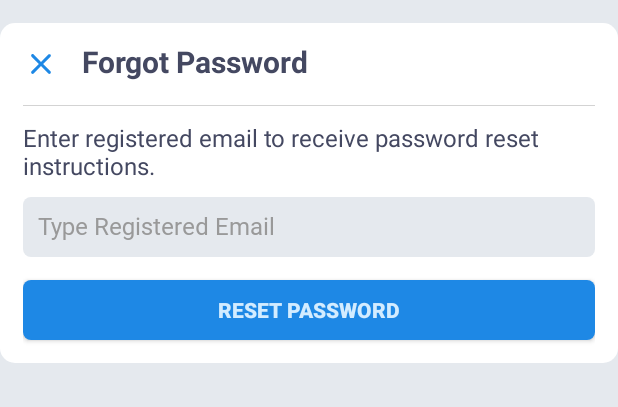
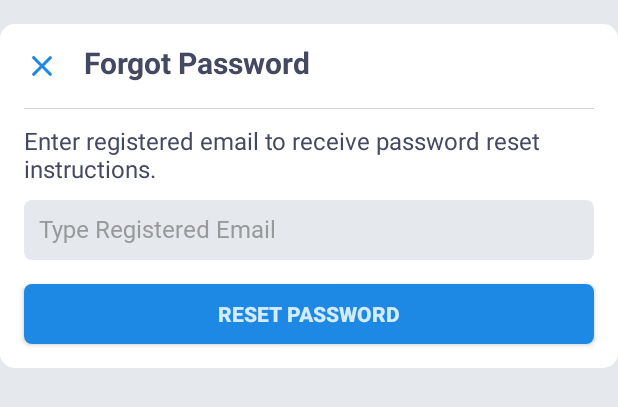
Before and after one commit to Singularity-Coder/FOLK-Database, an Android app: the layout dialog_fragment_forgot_password.xml on its own in the app's theme, with its tools: preview values and no code run, on a phone screen of 412 x 824 dp. Shown: the top 407 px of the screen. Run offline under Robolectric (Android 15) with nearby library versions, the phone set to English and light mode, and no system bars; network calls fail.

Commit message:
MVVM Architecture Refactor 5 with Dialog Fragment problem fixed

```diff
--- a/FOLKDatabase/app/build.gradle
+++ b/FOLKDatabase/app/build.gradle
@@ -225,8 +225,9 @@ dependencies {
     // Timber Logging
     implementation 'com.jakewharton.timber:timber:4.7.1'
 
-    // Work Manager
-//    implementation "androidx.work:work-runtime:2.3.4"
+    // Work Manager - causes problems without the guava dependency
+    implementation "androidx.work:work-runtime:2.3.4"
+    implementation group: 'com.google.guava', name: 'guava', version: '27.0.1-android'
 
     // ACRA crash reporting
     def acraVersion = '5.1.3'
--- a/FOLKDatabase/app/src/main/java/com/singularitycoder/folkdatabase/auth/view/ForgotPasswordDialogFragment.java
+++ b/FOLKDatabase/app/src/main/java/com/singularitycoder/folkdatabase/auth/view/ForgotPasswordDialogFragment.java
@@ -21,6 +21,7 @@ import androidx.annotation.Nullable;
 import androidx.constraintlayout.widget.ConstraintLayout;
 import androidx.fragment.app.DialogFragment;
 import androidx.lifecycle.Observer;
+import androidx.lifecycle.ViewModelProvider;
 
 import com.singularitycoder.folkdatabase.R;
 import com.singularitycoder.folkdatabase.auth.viewmodel.AuthViewModel;
@@ -87,11 +88,13 @@ public class ForgotPasswordDialogFragment extends DialogFragment {
         dialog.getWindow().setBackgroundDrawable(new ColorDrawable(Color.TRANSPARENT)); // for rounded corners
 
         return dialog;
+//        return super.onCreateDialog(savedInstanceState);
     }
 
     @Override
     public View onCreateView(LayoutInflater inflater, ViewGroup container, Bundle savedInstanceState) {
-        return inflater.inflate(R.layout.dialog_fragment_forgot_password, container, false);
+        View view = inflater.inflate(R.layout.dialog_fragment_forgot_password, container, false);
+        return view;
     }
 
     @Override
@@ -99,6 +102,7 @@ public class ForgotPasswordDialogFragment extends DialogFragment {
         super.onViewCreated(view, savedInstanceState);
         ButterKnife.bind(this, view);
         unbinder = ButterKnife.bind(this, view);
+        authViewModel = new ViewModelProvider(this).get(AuthViewModel.class);
 
         if ((null) != getActivity()) loadingBar = new ProgressDialog(getActivity());
 
@@ -113,7 +117,6 @@ public class ForgotPasswordDialogFragment extends DialogFragment {
             if (hasInternet()) {
                 if (hasValidInput(etResetEmail)) {
                     authViewModel.resetPasswordFromRepository(valueOf(etResetEmail.getText()).trim()).observe(getViewLifecycleOwner(), liveDataObserver(valueOf(etResetEmail.getText()).trim()));
-                    dismiss();
                 }
             } else {
                 Toast.makeText(helperObject, "No Internet!", Toast.LENGTH_SHORT).show();
@@ -141,6 +144,7 @@ public class ForgotPasswordDialogFragment extends DialogFragment {
                         getActivity().runOnUiThread(() -> {
                             if (null != loadingBar && loadingBar.isShowing()) loadingBar.dismiss();
                             Toast.makeText(getContext(), valueOf(requestStateMediator.getMessage()), Toast.LENGTH_SHORT).show();
+                            dismiss();
                         });
                     }
                 }
@@ -158,12 +162,12 @@ public class ForgotPasswordDialogFragment extends DialogFragment {
                     if (null != getActivity()) {
                         getActivity().runOnUiThread(() -> {
                             if (("RESET PASSWORD").equals(requestStateMediator.getKey())) {
-                                helperObject.showSnackBar(
-                                        conLayRootForgotPasswordDialog,
-                                        "Failed to send reset email!",
-                                        getResources().getColor(R.color.colorWhite),
-                                        "RELOAD",
-                                        view -> authViewModel.resetPasswordFromRepository(email).observe(getViewLifecycleOwner(), liveDataObserver(email)));
+//                                helperObject.showSnackBar(
+//                                        conLayRootForgotPasswordDialog,
+//                                        "Failed to send reset email!",
+//                                        getResources().getColor(R.color.colorWhite),
+//                                        "RELOAD",
+//                                        view -> authViewModel.resetPasswordFromRepository(email).observe(getViewLifecycleOwner(), liveDataObserver(email)));
                             }
 
                             if (null != loadingBar && loadingBar.isShowing()) loadingBar.dismiss();
@@ -193,6 +197,12 @@ public class ForgotPasswordDialogFragment extends DialogFragment {
         return true;
     }
 
+    @Override
+    public void onDestroyView() {
+        super.onDestroyView();
+        unbinder.unbind();
+    }
+
     public interface DialogActionListener {
         public void onDialogPositiveClick(DialogFragment dialog);
 
--- a/FOLKDatabase/app/src/main/res/layout/dialog_fragment_forgot_password.xml
+++ b/FOLKDatabase/app/src/main/res/layout/dialog_fragment_forgot_password.xml
@@ -4,20 +4,20 @@
     android:id="@+id/con_lay_root_forgot_password"
     android:layout_width="match_parent"
     android:layout_height="wrap_content"
+    android:layout_marginTop="16dp"
+    android:layout_marginBottom="16dp"
     android:background="@drawable/round_dialog_bg"
     android:clipToPadding="false"
     android:fillViewport="true"
-    android:layout_marginTop="15dp"
-    android:layout_marginBottom="15dp"
     android:nestedScrollingEnabled="true">
 
     <ImageView
         android:id="@+id/img_close"
         android:layout_width="wrap_content"
         android:layout_height="wrap_content"
-        android:layout_marginStart="15dp"
-        android:layout_marginLeft="15dp"
-        android:layout_marginTop="15dp"
+        android:layout_marginStart="16dp"
+        android:layout_marginLeft="16dp"
+        android:layout_marginTop="16dp"
         android:src="@drawable/ic_close_black_24dp"
         android:tint="@color/colorAccent"
         app:layout_constraintStart_toStartOf="parent"
@@ -27,10 +27,10 @@
         android:id="@+id/tv_dialog_title"
         android:layout_width="0dp"
         android:layout_height="wrap_content"
-        android:layout_marginStart="15dp"
-        android:layout_marginLeft="15dp"
+        android:layout_marginStart="16dp"
+        android:layout_marginLeft="16dp"
         android:layout_marginTop="12dp"
-        android:layout_marginEnd="15dp"
+        android:layout_marginEnd="16dp"
         android:text="Forgot Password"
         android:textColor="@color/colorBlack"
         android:textSize="20sp"
@@ -43,49 +43,28 @@
         android:id="@+id/view_divider"
         android:layout_width="0dp"
         android:layout_height="0.2dp"
-        android:layout_marginTop="15dp"
+        android:layout_marginTop="16dp"
+        android:layout_marginEnd="16dp"
         android:background="@color/colorGrey"
         android:textColor="@color/colorBlack"
         android:textSize="16sp"
         android:textStyle="bold"
-        android:layout_marginEnd="15dp"
         app:layout_constraintEnd_toEndOf="parent"
         app:layout_constraintStart_toStartOf="@+id/img_close"
         app:layout_constraintTop_toBottomOf="@+id/img_close" />
 
-    <androidx.constraintlayout.widget.ConstraintLayout
-        android:layout_width="match_parent"
-        android:layout_height="wrap_content"
-        android:clipToPadding="false"
-        android:nestedScrollingEnabled="true"
-        android:scrollbarAlwaysDrawVerticalTrack="true"
-        android:scrollbars="vertical"
-        app:layout_constraintTop_toBottomOf="@+id/view_divider">
-
-        <ScrollView
-            android:layout_width="match_parent"
-            android:layout_height="match_parent"
-            android:clipToPadding="false"
-            android:fillViewport="true"
-            android:nestedScrollingEnabled="true"
-            app:layout_constraintBottom_toBottomOf="parent"
-            app:layout_constraintEnd_toEndOf="parent"
-            app:layout_constraintStart_toStartOf="parent"
-            app:layout_constraintTop_toTopOf="parent">
-
     <LinearLayout
         android:layout_width="match_parent"
         android:layout_height="wrap_content"
-                android:layout_marginStart="15dp"
-                android:layout_marginEnd="15dp"
+        android:paddingStart="16dp"
+        android:paddingEnd="16dp"
         android:clipToPadding="false"
         android:nestedScrollingEnabled="true"
         android:orientation="vertical"
         android:scrollbarAlwaysDrawVerticalTrack="true"
         android:scrollbars="vertical"
-                app:layout_constraintEnd_toEndOf="parent"
-                app:layout_constraintStart_toStartOf="parent"
-                app:layout_constraintTop_toTopOf="parent">
+        app:layout_constraintBottom_toBottomOf="parent"
+        app:layout_constraintTop_toBottomOf="@+id/view_divider">
 
         <TextView
             android:id="@+id/tv_instructions"
@@ -108,19 +87,19 @@
             android:inputType="textEmailAddress"
             android:maxLength="60"
             android:maxLines="1"
+            android:nestedScrollingEnabled="true"
             android:paddingEnd="10dp"
-                    android:nestedScrollingEnabled="true"
             android:scrollHorizontally="true"
             android:singleLine="true"
             android:textColor="@color/colorBlack"
-                    android:textSize="16sp"/>
+            android:textSize="16sp" />
 
         <Button
             android:id="@+id/btn_reset_password"
             android:layout_width="match_parent"
             android:layout_height="40dp"
-                    android:layout_marginTop="15dp"
-                    android:layout_marginBottom="15dp"
+            android:layout_marginTop="16dp"
+            android:layout_marginBottom="16dp"
             android:background="@drawable/bg_button"
             android:text="Reset Password"
             android:textColor="@color/colorLightBlue"
@@ -128,8 +107,4 @@
 
     </LinearLayout>
 
-        </ScrollView>
-
 </androidx.constraintlayout.widget.ConstraintLayout>
-
-</androidx.constraintlayout.widget.ConstraintLayout>
```
Lines whose indentation alone changed are shown as unchanged.
